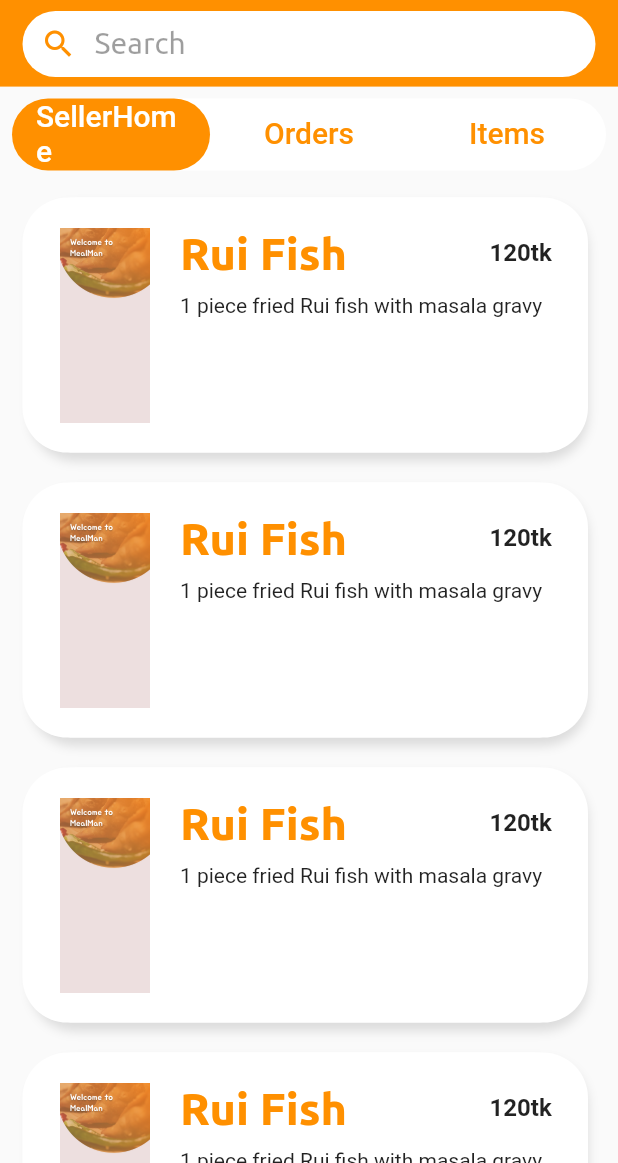
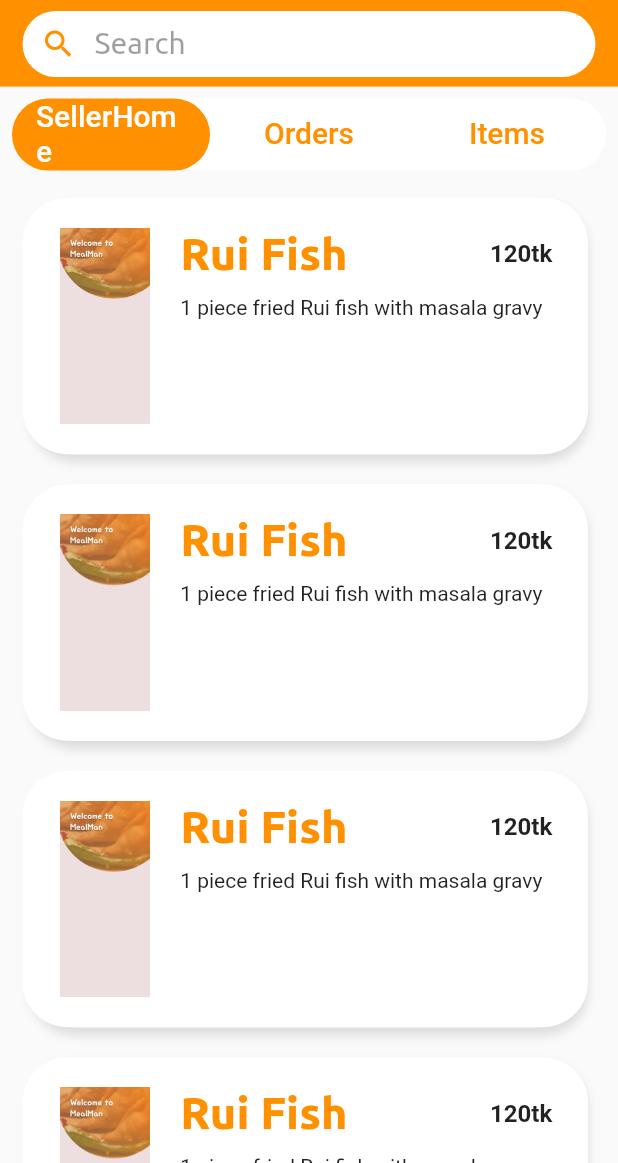
Before and after one commit to Biggo111/project_mealman, a Flutter app: the screen it shows after launch, on a phone screen of 412 x 824 dp, the part 73-1236 px from its top. Run offline on Flutter 3.47's test engine with Material 2 defaults, Android fonts, the phone set to English and light mode, and no system bars; our stand-ins replace cloud_firestore, dots_indicator, firebase_auth, firebase_core, get, logger; accounts and stored records are empty; Roboto replaces fonts that are missing (Jua); project files that could hold a hidden picture were left out.

Commit message:
Responsiveness added 1

```diff
--- a/lib/app/Utils/diamensions.dart
+++ b/lib/app/Utils/diamensions.dart
@@ -1,8 +1,48 @@
+
 import 'package:get/get.dart';
+import 'package:logger/logger.dart';
 class Diamensions{
-  static double screenHeight = Get.context!.height;
-  static double screenWidth = Get.context!.width;
+  static double screenHeight = Get.context!.height; //820.5714285714286
+  static double screenWidth = Get.context!.width;  //411.42857142857144
 
+  //SlideView part sizes
   static double pageviewContainer1 = screenHeight/4.3157894737;
   static double pageviewContainer2 = screenHeight/5.8571428571;
+
+
+  //Restauent_home_screen sizes ->
+  //for paddings:
+  static double paddingAll8 = screenWidth/51.42857142857143;
+  //for borderRadius
+  static double borderRadius40 = screenWidth/10.286;
+  static double borderRadius30 = screenWidth/13.71;
+
+  //SellerHomeTab sizes ->
+  //for paddings:
+  //padding 1
+  static double paddingOnly = screenWidth/41.142857142857146;
+  static double paddingOnly20 = screenWidth/20.571428571428573;
+  static double paddingOnly10 = screenWidth/41.14285714285714;
+  //padding 2
+  static double paddingAll10 = screenWidth/41.142857142857146;
+  static double paddingAll20 = screenWidth/20.571428571428573;
+
+  //static double containerHeight170 = screenHeight/4.818604651162792;
+
+  //for containers:
+  static double containerHeight150 = screenHeight/5.471428571428571;
+  static double containerWidth60 = screenWidth/6.857142857142857;
+  static double containerHeight95 = screenHeight/8.656947368421;
+  static double containerWidth250 = screenWidth/1.6461142857142857;
+  //for fonts size:
+  static double fontSize30 = screenWidth/13.71;
+  static double fontSize16 = screenWidth/25.70890625;
+  static double fontSize20 = screenWidth/20.571428571428573;
+
+  //for SizedBox sizes:
+  static double sizedBoxWidth95 = screenWidth/4.341145833333333;
+  static double sizedBoxHeight45 = screenHeight/18.231666666666666;
+
+  //OrdersTab sizes:
+  static double containerHeight160 = screenHeight/5.128469375000003;
 }
--- a/lib/app/screens/RestaurentEnd/homesellertab.dart
+++ b/lib/app/screens/RestaurentEnd/homesellertab.dart
@@ -1,4 +1,5 @@
 import 'package:flutter/material.dart';
+import 'package:project_mealman/app/Utils/diamensions.dart';
 import 'package:project_mealman/app/core/app_colors.dart';
 
 class HomeSellerTab extends StatefulWidget {
@@ -12,15 +13,15 @@ class _HomeSellerTabState extends State<HomeSellerTab> {
   @override
   Widget build(BuildContext context) {
     return Padding(
-      padding: const EdgeInsets.only(left: 10, right: 10),
+      padding: EdgeInsets.only(left: Diamensions.paddingOnly, right: Diamensions.paddingOnly),
       child: ListView.builder(itemBuilder: (_, index) {
         return Container(
-          padding: const EdgeInsets.all(20),
-          margin: const EdgeInsets.all(10),
-          height: 170,
+          padding: EdgeInsets.all(Diamensions.paddingAll20),
+          margin: EdgeInsets.all(Diamensions.paddingAll10),
+          height: MediaQuery.of(context).size.height/4.818604651162792,
           width: double.infinity,
           decoration: BoxDecoration(
-              borderRadius: BorderRadius.circular(30),
+              borderRadius: BorderRadius.circular(Diamensions.borderRadius30),
               color: Colors.white,
               //border: Border.all(),
               boxShadow: const [
@@ -38,37 +39,37 @@ class _HomeSellerTabState extends State<HomeSellerTab> {
             children: [
               Image.asset(
                 "assets/signuppage_images/signupPageBackground.png",
-                width: 60,
-                height: 150,
+                width: Diamensions.containerWidth60,
+                height: Diamensions.containerHeight150,
                 fit: BoxFit.cover,
               ),
               Column(
                 crossAxisAlignment: CrossAxisAlignment.start,
                 children: [
                   Padding(
-                    padding: const EdgeInsets.only(
-                      left: 20,
+                    padding: EdgeInsets.only(
+                      left: Diamensions.paddingOnly20,
                     ),
                     child: Row(
                       mainAxisAlignment: MainAxisAlignment.spaceBetween,
-                      children: const [
+                      children: [
                         Text(
                           "Rui Fish",
                           style: TextStyle(
                             fontFamily: 'Ubuntu',
-                            fontSize: 30,
+                            fontSize: Diamensions.fontSize30,
                             fontWeight: FontWeight.bold,
                             color: AppColors.mainColor,
                           ),
                         ),
                         SizedBox(
-                          width: 95,
+                          width: Diamensions.sizedBoxWidth95,
                         ),
                         Text(
                           "120tk",
                           style: TextStyle(
                             fontFamily: 'Jua',
-                            fontSize: 16,
+                            fontSize: Diamensions.fontSize16,
                             fontWeight: FontWeight.bold,
                           ),
                         ),
@@ -76,10 +77,10 @@ class _HomeSellerTabState extends State<HomeSellerTab> {
                     ),
                   ),
                   Container(
-                    padding: EdgeInsets.only(top: 10,),
-                    margin: const EdgeInsets.only(left: 20),
-                    height: 95,
-                    width: 250,
+                    padding: EdgeInsets.only(top: Diamensions.paddingOnly10,),
+                    margin: EdgeInsets.only(left: Diamensions.paddingOnly20),
+                    height: Diamensions.containerHeight95,
+                    width: Diamensions.containerWidth250,
                     child: const SingleChildScrollView(
                       child: Text(
                         "1 piece fried Rui fish with masala gravy",
--- a/lib/app/screens/RestaurentEnd/restaurent_home_screen.dart
+++ b/lib/app/screens/RestaurentEnd/restaurent_home_screen.dart
@@ -1,9 +1,11 @@
 import 'package:flutter/material.dart';
+import 'package:logger/logger.dart';
 import 'package:project_mealman/app/screens/RestaurentEnd/homesellertab.dart';
 import 'package:project_mealman/app/screens/RestaurentEnd/itemstab.dart';
 import 'package:project_mealman/app/screens/RestaurentEnd/orderstab.dart';
 
 import '../../Home_Page/myappbar.dart';
+import '../../Utils/diamensions.dart';
 import '../../core/app_colors.dart';
 
 class RestaurentHomeScreen extends StatefulWidget {
@@ -20,6 +22,7 @@ class _RestaurentHomeScreenState extends State<RestaurentHomeScreen>
   Widget build(BuildContext context) {
     TabController tabController = TabController(length: 3, vsync: this);
     final restaurentScreenSize = MediaQuery.of(context).size.width;
+    //Logger().i(MediaQuery.of(context).size.height);
     return SafeArea(
       child: Scaffold(
         appBar: MyAppBar(
@@ -29,16 +32,16 @@ class _RestaurentHomeScreenState extends State<RestaurentHomeScreen>
         body: Column(
           children: [
             Padding(
-              padding: const EdgeInsets.all(8.0),
+              padding: EdgeInsets.all(Diamensions.paddingAll8),
               child: Container(
                 decoration: BoxDecoration(
-                  borderRadius: BorderRadius.circular(40),
+                  borderRadius: BorderRadius.circular(Diamensions.borderRadius40),
                   //border: Border.all(),
                   color: Colors.white,
                 ),
                 child: TabBar(
                   indicator: BoxDecoration(
-                    borderRadius: BorderRadius.circular(40),
+                    borderRadius: BorderRadius.circular(Diamensions.borderRadius40),
                     color: AppColors.mainColor,
                   ),
                   controller: tabController,
--- a/lib/app/screens/global_home_screen.dart
+++ b/lib/app/screens/global_home_screen.dart
@@ -1,4 +1,5 @@
 import 'package:flutter/material.dart';
+import 'package:logger/logger.dart';
 import 'package:project_mealman/app/Home_Page/gridview_item.dart';
 import 'package:project_mealman/app/Home_Page/myappbar.dart';
 import 'package:project_mealman/app/Home_Page/slide_view.dart';
```
Also changed, not shown: lib/app/screens/RestaurentEnd/orderstab.dart (+13 -12 lines).
